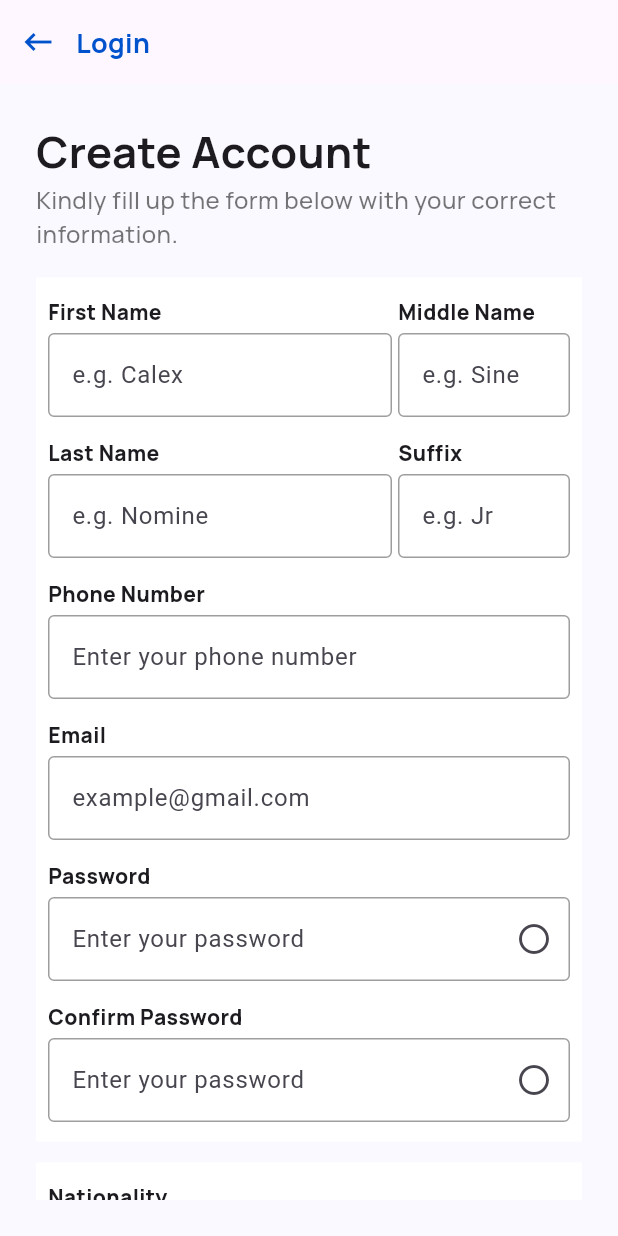
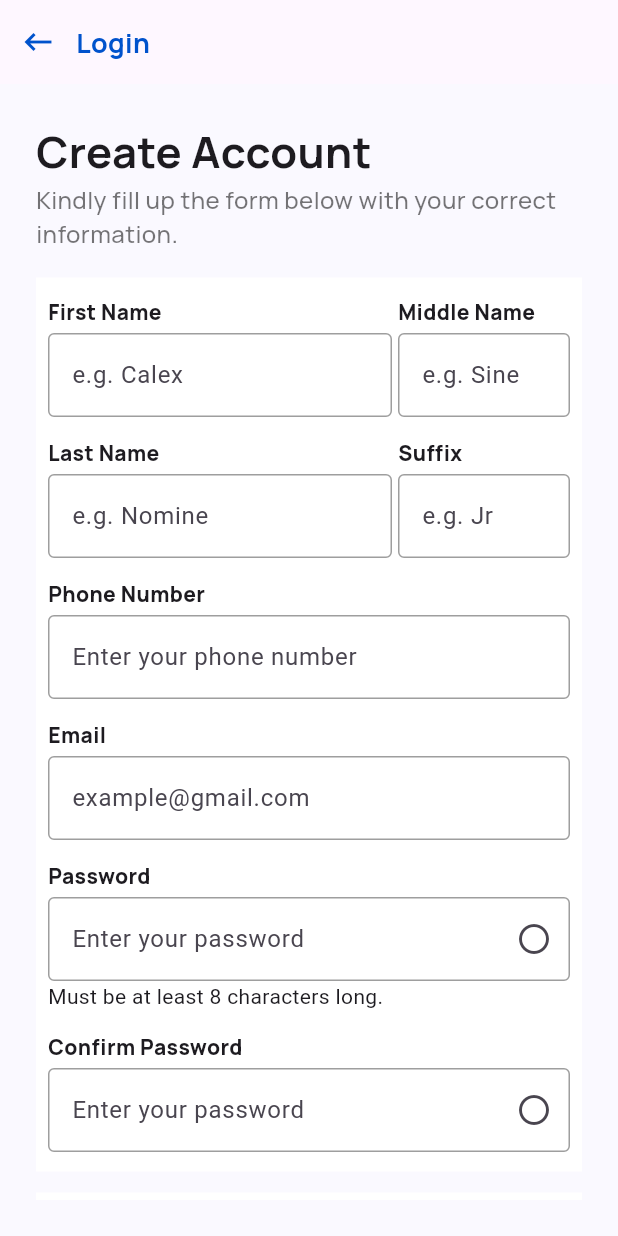
Before and after one commit to carlxxsinenomine/GeoS, a Flutter app: the RegisterScreen screen opened by its route, on a phone screen of 412 x 824 dp. Run offline on Flutter 3.47's test engine with Material 3 defaults, Android fonts, the phone set to English and light mode, and no system bars; our stand-ins replace dartz, dio, flutter_riverpod, flutter_svg, go_router, google_fonts and 2 more; missing offline and left inert: maplibre; generated files the repository leaves out were written again.

Commit message:
feat: register screen UI dont

```diff
--- a/lib/features/auth/presentation/screens/register_screen.dart
+++ b/lib/features/auth/presentation/screens/register_screen.dart
@@ -188,6 +188,7 @@ class _RegisterScreenState extends State<RegisterScreen> {
                     label: "Password",
                     controller: passwordController,
                     shouldObscure: _obscurePass,
+                    passwordBelowText: "Must be at least 8 characters long.",
                     inputDecoration: InputDecoration(
                       suffixIcon: IconButton(
                         onPressed: () {
@@ -308,11 +309,85 @@ class _RegisterScreenState extends State<RegisterScreen> {
               child: Column(
                 crossAxisAlignment: CrossAxisAlignment.start,
                 children: [
-                  Text(
-                    "Addre",
-                    style: GoogleFonts.manrope(
-                      fontWeight: const FontWeight(800),
-                      fontSize: 14,
+                  Row(
+                    children: [
+                      Expanded(
+                        child: Text(
+                          "Address",
+                          style: GoogleFonts.manrope(
+                            fontWeight: const FontWeight(800),
+                            fontSize: 14,
+                          ),
+                        ),
+                      ),
+                      GestureDetector(
+                        child: Row(
+                          children: [
+                            const Icon(Icons.my_location),
+                            const SizedBox(width: 5),
+                            Text(
+                              "Use Current Location",
+                              style: GoogleFonts.manrope(),
+                            ),
+                          ],
+                        ),
+                      ),
+                    ],
+                  ),
+                  const SizedBox(height: 8,),
+                  TextField(
+                    controller: provinceController,
+                    decoration: const InputDecoration(
+                      hintText: "Province",
+                      enabledBorder: OutlineInputBorder(
+                        borderSide: BorderSide(color: Colors.grey, width: 1.0),
+                      ),
+                      focusedBorder: OutlineInputBorder(
+                        borderSide: BorderSide(color: Colors.grey, width: 1.0),
+                      ),
+                    ),
+                  ),
+                  const SizedBox(height: 8,),
+                  TextField(
+                    controller: cityController,
+                    decoration: const InputDecoration(
+                      hintText: "Municipality / City",
+                      enabledBorder: OutlineInputBorder(
+                        borderSide: BorderSide(color: Colors.grey, width: 1.0),
+                      ),
+                      focusedBorder: OutlineInputBorder(
+                        borderSide: BorderSide(color: Colors.grey, width: 1.0),
+                      ),
+                    ),
+                  ),
+                  const SizedBox(height: 8,),
+                  TextField(
+                    controller: barangayController,
+                    decoration: const InputDecoration(
+                      hintText: "Barangay",
+                      enabledBorder: OutlineInputBorder(
+                        borderSide: BorderSide(color: Colors.grey, width: 1.0),
+                      ),
+                      focusedBorder: OutlineInputBorder(
+                        borderSide: BorderSide(color: Colors.grey, width: 1.0),
+                      ),
+                    ),
+                  ),
+                  const SizedBox(height: 16,),
+                  SizedBox(
+                    width: double.infinity,
+                    height: 60,
+                    child: TextButton(
+                      onPressed: () {},
+                      style: TextButton.styleFrom(backgroundColor: Themes.primary),
+                      child: const Text(
+                        "Register",
+                        style: TextStyle(
+                          color: Colors.white,
+                          fontWeight: FontWeight.bold,
+                          fontSize: 16,
+                        ),
+                      ),
                     ),
                   ),
                 ],
--- a/lib/features/auth/presentation/widgets/input_field.dart
+++ b/lib/features/auth/presentation/widgets/input_field.dart
@@ -8,15 +8,17 @@ class InputField extends StatelessWidget {
   final TextEditingController? controller;
   final InputDecoration? inputDecoration;
   final bool shouldObscure;
+  final String? passwordBelowText;
 
   const InputField({
     super.key,
     required this.label,
-     this.textField,
+    this.textField,
     this.hintText,
     this.inputDecoration,
     this.controller,
-    this.shouldObscure = false
+    this.shouldObscure = false,
+    this.passwordBelowText
   });
 
   @override
@@ -44,6 +46,8 @@ class InputField extends StatelessWidget {
                 ),
               ),
         ),
+        if(passwordBelowText != null) Text(passwordBelowText!),
+
       ],
     );
   }
```
